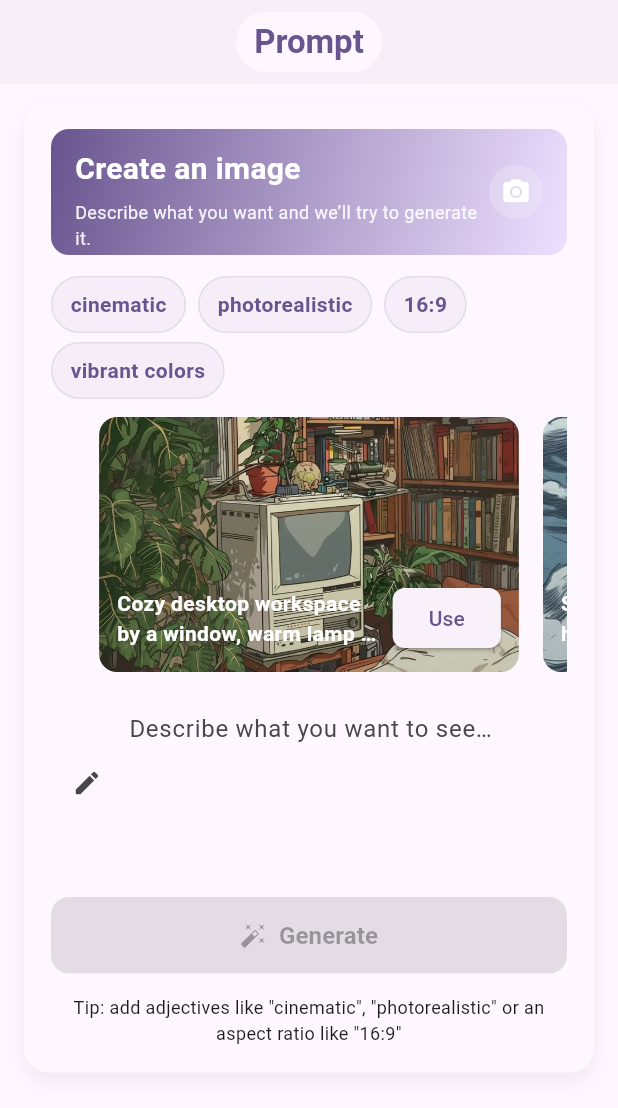
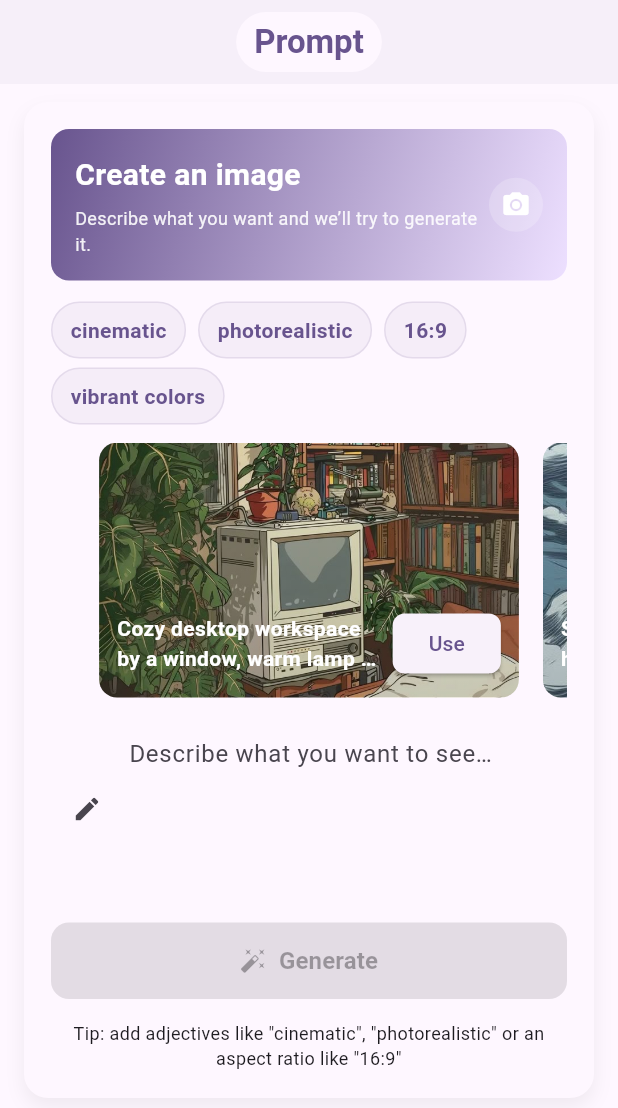
Before and after one commit to acaerme/image_generator, a Flutter app: the screen it shows after launch, on a phone screen of 412 x 824 dp. Shown: the top 1108 px of the screen. Run offline on Flutter 3.47's test engine with Material 3 defaults, Android fonts, the phone set to English and light mode, and no system bars; our stand-ins replace bloc, equatable, flutter_bloc.

Commit message:
Minor changes. Removed development style comments

```diff
--- a/lib/bloc/prompt_bloc.dart
+++ b/lib/bloc/prompt_bloc.dart
@@ -63,7 +63,6 @@ class PromptBloc extends Bloc<PromptEvent, PromptState> {
       final imagePath = await MockApi.generate(event.prompt);
       emit(PromptResult(event.prompt, imagePath));
     } catch (e) {
-      // `e` is non-null in a catch clause; avoid null-aware operator.
       final message = e.toString();
       emit(PromptError(message, event.prompt));
     }
--- a/lib/main.dart
+++ b/lib/main.dart
@@ -2,11 +2,6 @@ import 'package:flutter/material.dart';
 import 'package:flutter_bloc/flutter_bloc.dart';
 import 'navigation/app_router.dart';
 import 'bloc/prompt_bloc.dart';
-
-// App bootstrap and ownership
-// - `MyApp` creates and owns the lifecycle of `PromptBloc` and `AppRouterDelegate`.
-// - RouterDelegate listens to bloc state and maps it to Navigator pages (navigation-by-bloc).
-
 void main() {
   runApp(const MyApp());
 }
--- a/lib/screens/prompt_screen.dart
+++ b/lib/screens/prompt_screen.dart
@@ -17,9 +17,9 @@ class _SuggestionChip extends StatelessWidget {
 
   @override
   Widget build(BuildContext context) {
-    final theme = Theme.of(context);
+  final theme = Theme.of(context);
 
-    // Use Material + InkWell so taps are visually apparent (ripple) and accessibility
+  // Use Material + InkWell so taps are visually apparent (ripple) and accessibility
     return Material(
       color: Colors.transparent,
       borderRadius: BorderRadius.circular(20),
@@ -93,8 +93,6 @@ class _ExampleCard extends StatelessWidget {
 }
 
 // Prompt screen: UI for entering a text prompt, picking example prompts, and applying quick suggestion chips.
-// - Small sub-widgets (`_SuggestionChip`, `_ExampleCard`) are used to keep the layout modular.
-// - `_applySuggestion` appends the suggestion to the TextField; `_applyExample` replaces the text with a full example.
 class _PromptScreenState extends State<PromptScreen> {
   final TextEditingController _controller = TextEditingController();
 
@@ -128,7 +126,6 @@ class _PromptScreenState extends State<PromptScreen> {
     final maxContentWidth = screenWidth < 480 ? screenWidth * 0.95 : 460.0;
 
     return Scaffold(
-      // `background` color is deprecated; use `surface` for the same visual role here.
       backgroundColor: theme.colorScheme.surface,
       resizeToAvoidBottomInset: true,
       appBar: AppBar(
@@ -161,13 +158,14 @@ class _PromptScreenState extends State<PromptScreen> {
                     mainAxisSize: MainAxisSize.min,
                     crossAxisAlignment: CrossAxisAlignment.stretch,
                     children: [
+                      // Let the header size itself to its contents so it won't overflow
+                      // when system font scaling / accessibility settings are large.
                       Container(
-                        height: 84,
                         decoration: BoxDecoration(
                           gradient: LinearGradient(colors: [theme.colorScheme.primary, theme.colorScheme.primaryContainer.withAlpha(230)], begin: Alignment.topLeft, end: Alignment.bottomRight),
                           borderRadius: BorderRadius.circular(12),
                         ),
-                        padding: const EdgeInsets.symmetric(horizontal: 16, vertical: 12),
+                        padding: const EdgeInsets.symmetric(horizontal: 16, vertical: 16),
                         child: Row(
                           crossAxisAlignment: CrossAxisAlignment.center,
                           children: [
--- a/lib/screens/result_screen.dart
+++ b/lib/screens/result_screen.dart
@@ -3,8 +3,6 @@ import 'package:flutter_bloc/flutter_bloc.dart';
 import '../bloc/prompt_bloc.dart';
 
 /// Result screen: shows loading, error, or generated image based on `PromptBloc` state.
-/// - UI is composed of header, image/error area, and actions.
-/// - `_promptFromState` centralizes logic to pick a retry prompt from current bloc state.
 class ResultScreen extends StatelessWidget {
   const ResultScreen({super.key});
 
```
Also changed, not shown: lib/navigation/app_router.dart (+18 -10 lines), 1 other file.
